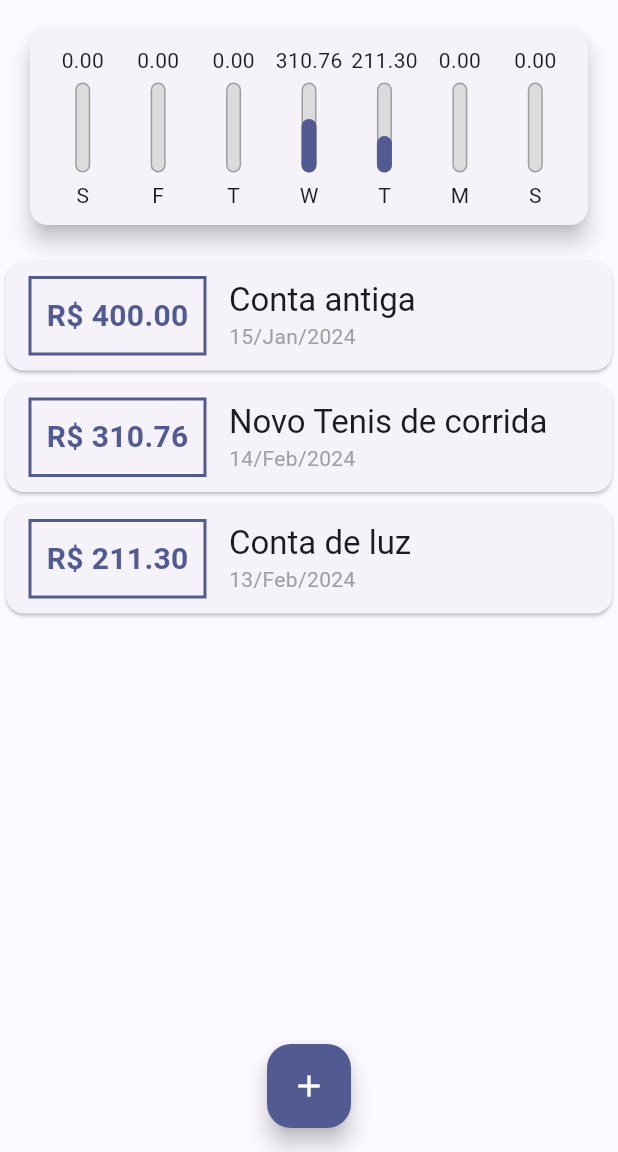
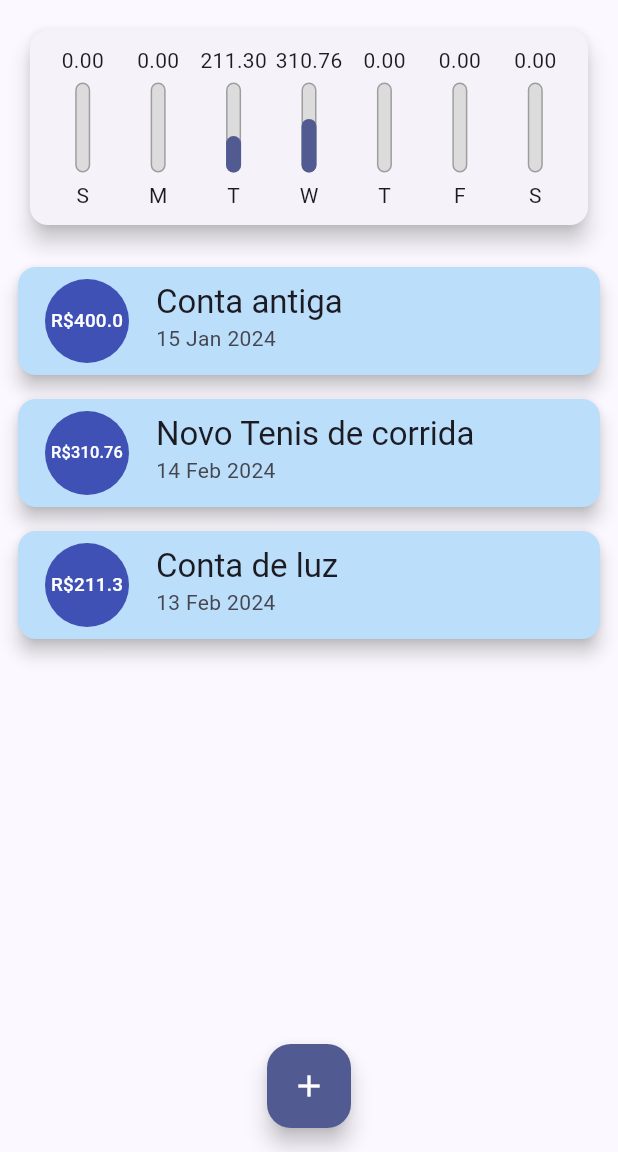
Before and after one commit to EliasDev-Flutter/Personal-Expenses, a Flutter app: the screen it shows after launch, on a phone screen of 412 x 824 dp, the part 84-1236 px from its top. Run offline on Flutter 3.47's test engine with Material 3 defaults, Android fonts, the phone set to English and light mode, and no system bars; Roboto replaces fonts that are missing (Quicksand-Bold).

Commit message:
Alteração do transaction_list e usando ListTile

```diff
--- a/lib/components/chart.dart
+++ b/lib/components/chart.dart
@@ -29,7 +29,7 @@ class Chart extends StatelessWidget {
         'day': DateFormat.E().format(weekDay)[0],
         'value': totalSum,
       };
-    });
+    }).reversed.toList();
   }
 
   double get _weekTotalValue {
--- a/lib/components/chart_bar.dart
+++ b/lib/components/chart_bar.dart
@@ -16,8 +16,11 @@ class ChartBar extends StatelessWidget {
   Widget build(BuildContext context) {
     return Column(
       children: [
-        FittedBox(
-          child: Text(value.toStringAsFixed(2)),
+        SizedBox(
+          height: 20,
+          child: FittedBox(
+            child: Text(value.toStringAsFixed(2)),
+          ),
         ),
         const SizedBox(
           height: 5,
--- a/lib/components/transaction_list.dart
+++ b/lib/components/transaction_list.dart
@@ -38,43 +38,32 @@ class TransactionList extends StatelessWidget {
               itemBuilder: (context, index) {
                 final tr = transactions[index];
                 return Card(
-                  child: Row(children: [
-                    Container(
+                  elevation: 5,
                   margin: const EdgeInsets.symmetric(
-                        horizontal: 15,
-                        vertical: 10,
+                    vertical: 8,
+                    horizontal: 12,
                   ),
-                      decoration: BoxDecoration(
-                        border: Border.all(
-                          color: Theme.of(context).colorScheme.primary,
-                          width: 2,
-                        ),
-                      ),
-                      padding: const EdgeInsets.all(10),
+                  color: Colors.blue.shade100,
+                  child: ListTile(
+                    leading: CircleAvatar(
+                      backgroundColor: Colors.indigo,
+                      radius: 30,
+                      child: Padding(
+                        padding: const EdgeInsets.all(6.0),
+                        child: FittedBox(
                           child: Text(
-                        'R\$ ${tr.value.toStringAsFixed(2)}',
-                        style: TextStyle(
-                          fontWeight: FontWeight.bold,
-                          fontSize: 20,
-                          color: Theme.of(context).colorScheme.primary,
+                            'R\$${tr.value}',
+                            style: const TextStyle(color: Colors.white),
                           ),
                         ),
                       ),
-                    Column(
-                        crossAxisAlignment: CrossAxisAlignment.start,
-                        children: [
-                          Text(
+                    ),
+                    title: Text(
                       tr.title,
                       style: Theme.of(context).textTheme.titleLarge,
                     ),
-                          Text(
-                            DateFormat('d/MMM/y').format(tr.date),
-                            style: const TextStyle(
-                              color: Colors.grey,
+                    subtitle: Text(DateFormat('d MMM y').format(tr.date)),
                   ),
-                          ),
-                        ]),
-                  ]),
                 );
               },
             ),
```
Lines whose indentation alone changed are shown as unchanged.
